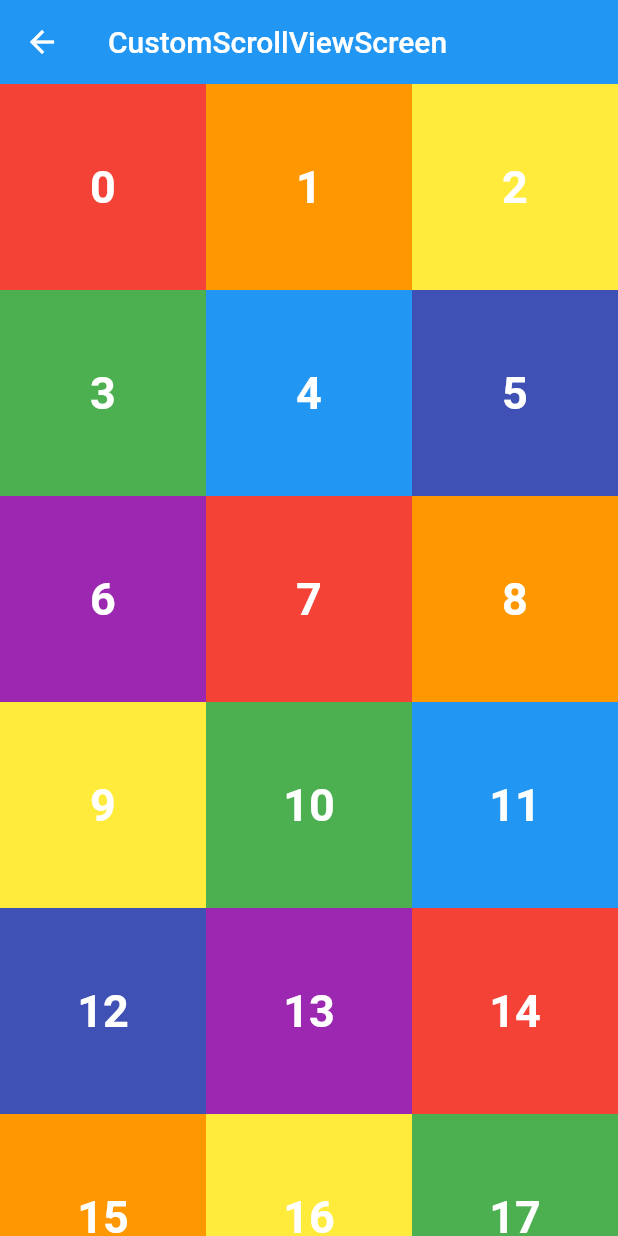
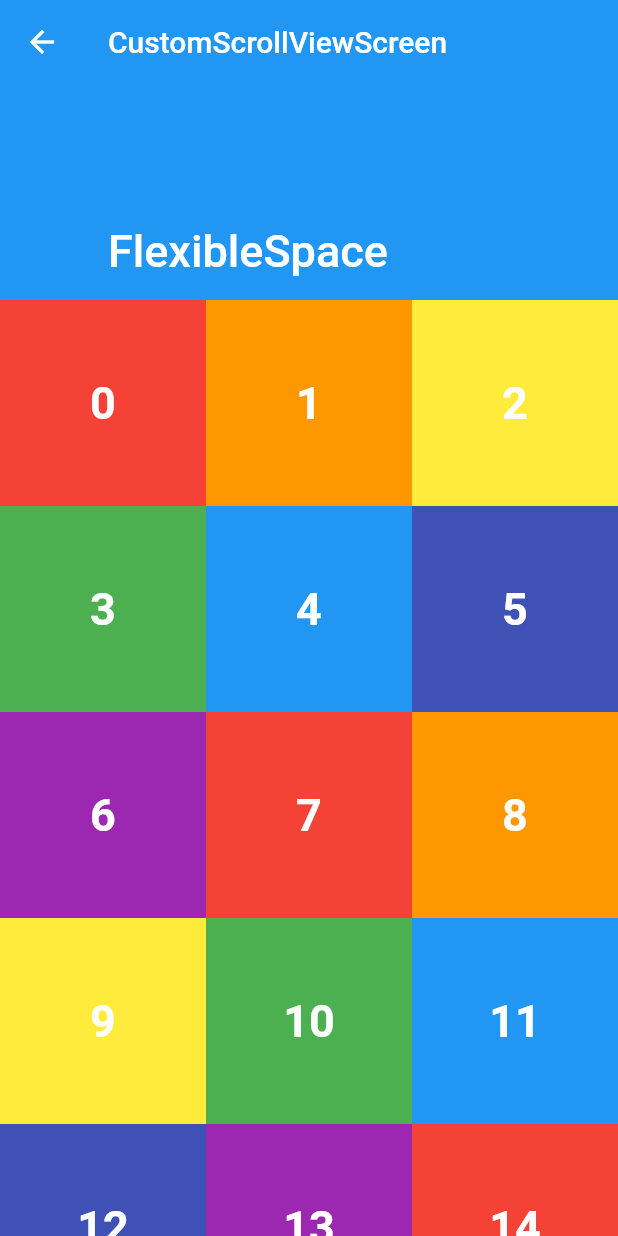
Before and after one commit to eastshine94/flutter_basics, a Flutter app: the CustomScrollViewScreen screen opened directly, on a phone screen of 412 x 824 dp. Run offline on Flutter 3.47's test engine with Material 2 defaults, Android fonts, the phone set to English and light mode, and no system bars; our stand-ins replace geolocator, google_maps_flutter, image_picker, permission_handler, video_player, webview_flutter; missing offline and left inert: agora_rtc_engine.

Commit message:
SliverAppBar

```diff
--- a/scrollable_widgets/lib/screen/custom_scroll_view_screen.dart
+++ b/scrollable_widgets/lib/screen/custom_scroll_view_screen.dart
@@ -9,12 +9,7 @@ class CustomScrollViewScreen extends StatelessWidget {
   Widget build(BuildContext context) {
     return Scaffold(
       body: CustomScrollView(
-        slivers: [
-          const SliverAppBar(
-            title: Text("CustomScrollViewScreen"),
-          ),
-          renderSliverGridBuilder()
-        ],
+        slivers: [renderSliverAppbar(), renderSliverGridBuilder()],
       ),
     );
   }
@@ -28,6 +23,29 @@ class CustomScrollViewScreen extends StatelessWidget {
               color: rainbowColors[e % rainbowColors.length], index: e))
           .toList(),
     ));
+  }
+
+  // AppBar
+  SliverAppBar renderSliverAppbar() {
+    return const SliverAppBar(
+      // 스크롤 했을 때, 리스트의 중간에도 Appbar가 내려오게 할 수 있음.
+      floating: true,
+      // AppBar 상단 완전 고정
+      pinned: false,
+      // 자석 효과(살짝 당겨도 appBar 보임)
+      // floating이 true일 때만 사용 가능
+      snap: true,
+      // 맨 위에서 한계 이상으로 스크롤 했을 때, 남는 공간을 차지
+      stretch: true,
+
+      // 확장된 상태에서 높이
+      expandedHeight: 200,
+      // 접힐 때 높이
+      collapsedHeight: 150,
+      // appBar를 꾸밀 수 있음
+      flexibleSpace: FlexibleSpaceBar(title: Text("FlexibleSpace")),
+      title: Text("CustomScrollViewScreen"),
+    );
   }
 
   // ListView.builder 생성자와 유사함
```
